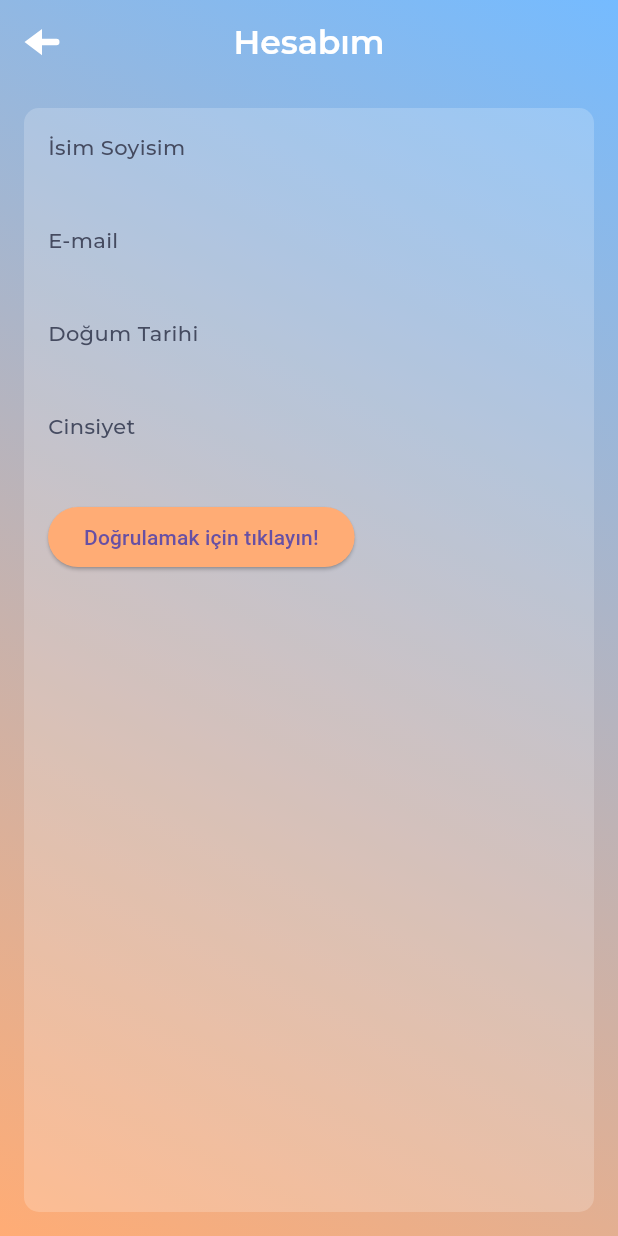
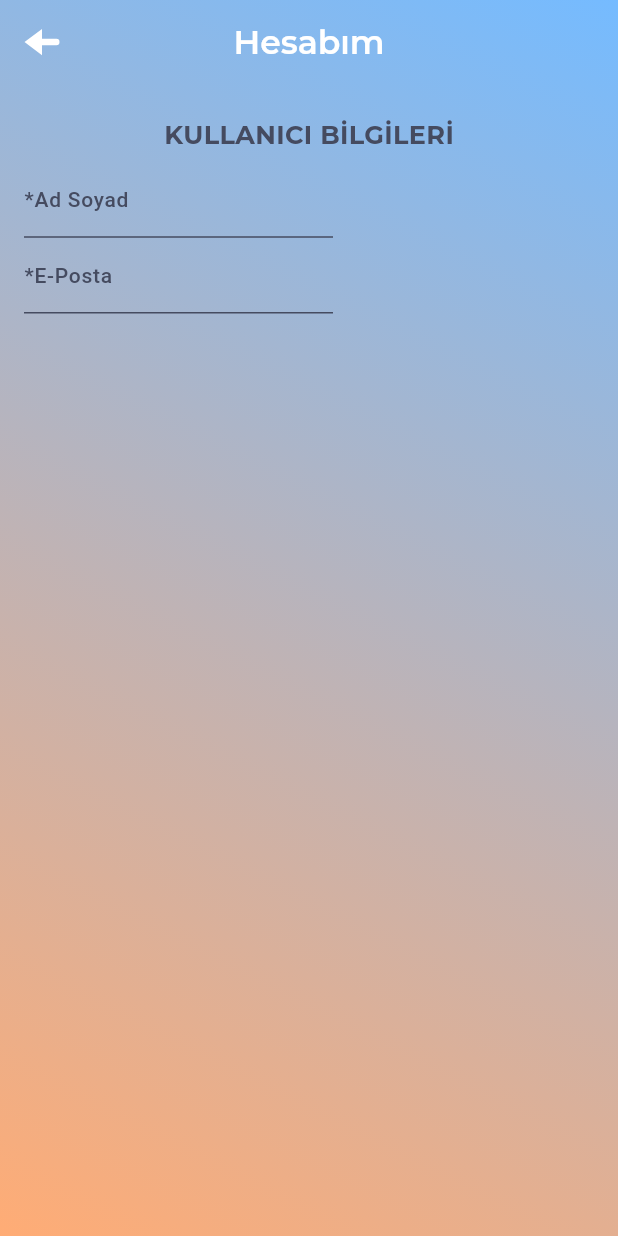
Before and after one commit to bariskbas/toplamdaapp, a Flutter app: the ProfilePage screen opened directly, on a phone screen of 412 x 824 dp. Run offline on Flutter 3.47's test engine with Material 3 defaults, Android fonts, the phone set to English and light mode, and no system bars; our stand-ins replace cloud_firestore, firebase_auth, firebase_core, flutter_svg, get, google_fonts and 2 more; missing offline and left inert: syncfusion_flutter_pdfviewer; accounts and stored records are empty; project files that could hold a hidden picture were left out.

Commit message:
label text style

```diff
--- a/lib/core/widgets/custom_textfield.dart
+++ b/lib/core/widgets/custom_textfield.dart
@@ -5,28 +5,46 @@ import 'package:flutter_svg/svg.dart';
 
 class CustomTextfield extends StatelessWidget {
   const CustomTextfield(
-      {super.key, this.labelText, this.onChanged, this.format});
-
+      {super.key,
+      this.labelText,
+      this.onChanged,
+      this.format,
+      this.initialValue,
+      this.labelStyle = 0});
 
   final String? labelText;
   final onChanged;
   final format;
+  final String? initialValue;
+  final int? labelStyle;
   @override
   Widget build(BuildContext context) {
     return TextFormField(
       onChanged: onChanged!,
-      style: GoogleFonts.montserrat(
-        fontWeight: FontWeight.w500,
-        color: Colors.white,
-        fontSize: 13,
-      ),
+      style: (labelStyle == 0
+          ? GoogleFonts.montserrat(
+              fontWeight: FontWeight.w500,
+              color: Colors.white,
+              fontSize: 13,
+            )
+          : GoogleFonts.montserrat(
+              fontWeight: FontWeight.w600,
+              color: Color(0xff454b60),
+              fontSize: 13,
+            )),
+      initialValue: initialValue,
       inputFormatters: format != null ? [format] : [],
       decoration: InputDecoration(
         labelText: labelText!,
-        labelStyle: const TextStyle(
-            color: Colors.white, fontSize: 14, fontWeight: FontWeight.w200),
-        enabledBorder: const UnderlineInputBorder(
-          borderSide: BorderSide(color: Colors.white54),
+        labelStyle: (labelStyle == 0
+            ? TextStyle(
+                color: Colors.white, fontSize: 14, fontWeight: FontWeight.w200)
+            : TextStyle(
+                color: Color(0xff454b60),
+                fontSize: 14,
+                fontWeight: FontWeight.w500)),
+        enabledBorder:  UnderlineInputBorder(
+          borderSide: BorderSide(color: (labelStyle == 0 ? Colors.white54 : Color(0xff454b60))),
         ),
         focusedBorder: const UnderlineInputBorder(
           borderSide: BorderSide(color: Colors.white),
--- a/lib/features/home/presentation/widgets/new_tile_asset.dart
+++ b/lib/features/home/presentation/widgets/new_tile_asset.dart
@@ -179,7 +179,7 @@ class NewTileAsset extends StatelessWidget {
                                               },
                                               child: Container(
                                                 margin:
-                                                    EdgeInsets.only(right: 2),
+                                                    EdgeInsets.only(right: 25),
                                                 decoration: BoxDecoration(
                                                     color: (userCurrency!
                                                                 .assets![index]
--- a/lib/features/profile/presentation/model_view/profile_mode_view.dart
+++ b/lib/features/profile/presentation/model_view/profile_mode_view.dart
@@ -8,6 +8,9 @@ class ProfileModelView extends GetxController {
   Rx<UserDTO> userDTO = UserDTO().obs;
   final user = FirebaseAuth.instance.currentUser;
 
+  Rx<String> nameSurname = "".obs;
+  Rx<String> email = "".obs;
+
   @override
   void onInit() {
     // TODO: implement onInit
@@ -17,6 +20,9 @@ class ProfileModelView extends GetxController {
     super.onInit();
   }
 
+  onChangedNameSurname(val) => nameSurname.value = val;
+  onChangedEmail(val) => email.value = val;
+
   getUserInfo() async {
     userDTO.value = await authServices.getUserInfo();
   }
--- a/lib/features/profile/presentation/view/profile_page.dart
+++ b/lib/features/profile/presentation/view/profile_page.dart
@@ -1,10 +1,13 @@
 import 'package:firebase_auth/firebase_auth.dart';
+import 'package:flutter/cupertino.dart';
 import 'package:flutter/material.dart';
+import 'package:flutter/widgets.dart';
 import 'package:get/get.dart';
 import 'package:google_fonts/google_fonts.dart';
 import 'package:xapp/core/services/auth_services.dart';
 import 'package:xapp/core/styles.dart';
 import 'package:xapp/core/widgets/app_button.dart';
+import 'package:xapp/core/widgets/custom_textfield.dart';
 import 'package:xapp/features/auth/presentation/view/welcome_page.dart';
 import 'package:xapp/features/profile/presentation/model_view/profile_mode_view.dart';
 import 'package:xapp/core/const.dart';
@@ -35,7 +38,8 @@ class _ProfilePageState extends State<ProfilePage> {
           children: [
             AppBar(
               leading: IconButton(
-                icon: SvgPicture.asset(AppConst.backsolIcon, color: Colors.white, width: 35),
+                icon: SvgPicture.asset(AppConst.backsolIcon,
+                    color: Colors.white, width: 35),
                 onPressed: () => Navigator.of(context).pop(),
               ),
               elevation: 0,
@@ -55,109 +59,49 @@ class _ProfilePageState extends State<ProfilePage> {
                     () => Expanded(
                       child: Container(
                           width: Get.width,
-                          margin: const EdgeInsets.all(16),
                           padding: const EdgeInsets.all(16),
-                          decoration: BoxDecoration(
-                            color: Colors.white.withOpacity(0.2),
-                            borderRadius: BorderRadius.circular(10),
-                          ),
                           child: profileModelView.userDTO.value.nameUsername !=
                                   null
                               ? Column(
                                   crossAxisAlignment: CrossAxisAlignment.start,
                                   children: [
-                                    Text(
-                                      "İsim Soyisim",
-                                      style: GoogleFonts.montserrat(
-                                        fontWeight: FontWeight.w500,
-                                        fontSize: 14,
-                                        color: Styles.textColor,
+                                    Center(
+                                      child: Container(
+                                        padding: const EdgeInsets.only(
+                                            top: 6.0, bottom: 6),
+                                        margin:
+                                            EdgeInsets.only(left: 10, right: 10),
+                                        child: Text(
+                                          "KULLANICI BİLGİLERİ",
+                                          style: GoogleFonts.montserrat(
+                                            fontWeight: FontWeight.bold,
+                                            fontSize: 17,
+                                            color: Styles.textColor,
+                                          ),
+                                        ),
                                       ),
                                     ),
-                                    const SizedBox(height: 4),
-                                    Text(
-                                      profileModelView
-                                          .userDTO.value.nameUsername!,
-                                      style: GoogleFonts.montserrat(
-                                        fontWeight: FontWeight.w500,
-                                        fontSize: 16,
-                                        color: Colors.white,
+                                    Container(
+                                     width:Get.width * 0.5,
+                                      child: CustomTextfield(
+                                        labelStyle: 1,
+                                        initialValue: profileModelView
+                                            .userDTO.value.nameUsername!,
+                                        onChanged:
+                                            profileModelView.onChangedNameSurname,
+                                        labelText: "*Ad Soyad",
                                       ),
                                     ),
-                                    const SizedBox(height: 16),
-                                    Text(
-                                      "E-mail",
-                                      style: GoogleFonts.montserrat(
-                                        fontWeight: FontWeight.w500,
-                                        fontSize: 14,
-                                        color: Styles.textColor,
+                                     Container(
+                                     width:Get.width * 0.5,
+                                      child: CustomTextfield(
+                                        labelStyle: 1,
+                                        initialValue: profileModelView
+                                            .userDTO.value.eMail!,
+                                        onChanged:
+                                            profileModelView.onChangedEmail,
+                                        labelText: "*E-Posta",
                                       ),
-                                    ),
-                                    const SizedBox(width: 10),
-                                    const SizedBox(height: 4),
-                                    Text(
-                                      user!.email!,
-                                      style: GoogleFonts.montserrat(
-                                        fontWeight: FontWeight.w500,
-                                        fontSize: 16,
-                                        color: Colors.white,
-                                      ),
-                                    ),
-                                    const SizedBox(height: 16),
-                                    Text(
-                                      "Doğum Tarihi",
-                                      style: GoogleFonts.montserrat(
-                                        fontWeight: FontWeight.w500,
-                                        fontSize: 14,
-                                        color: Styles.textColor,
-                                      ),
-                                    ),
-                                    const SizedBox(height: 4),
-                                    Text(
-                                      profileModelView.userDTO.value.birthday!,
-                                      style: GoogleFonts.montserrat(
-                                        fontWeight: FontWeight.w500,
-                                        fontSize: 16,
-                                        color: Colors.white,
-                                      ),
-                                    ),
-                                    const SizedBox(height: 16),
-                                    Text(
-                                      "Cinsiyet",
-                                      style: GoogleFonts.montserrat(
-                                        fontWeight: FontWeight.w500,
-                                        fontSize: 14,
-                                        color: Styles.textColor,
-                                      ),
-                                    ),
-                                    const SizedBox(height: 2),
-                                    Text(
-                                      profileModelView.userDTO.value.gender!,
-                                      style: GoogleFonts.montserrat(
-                                        fontWeight: FontWeight.w500,
-                                        fontSize: 16,
-                                        color: Colors.white,
-                                      ),
-                                    ),
-                                    const SizedBox(height: 16),
-                                    !user!.emailVerified
-                                        ? Text(
-                                            "E-mail adresiniz doğrulanmamış!",
-                                            style: GoogleFonts.montserrat(
-                                              fontWeight: FontWeight.w500,
-                                              fontSize: 10,
-                                              color: Styles.warningRedColor,
-                                            ),
-                                          )
-                                        : Container(),
-                                    ElevatedButton(
-                                      style: ElevatedButton.styleFrom(
-                                          backgroundColor: Styles.primaryColor),
-                                      onPressed: () {
-                                        AuthServices().verifyEmail();
-                                      },
-                                      child: const Text(
-                                          "Doğrulamak için tıklayın!"),
                                     ),
                                   ],
                                 )
```
Also changed, not shown: lib/features/home/presentation/widgets/tum_varliklarim.dart (+43 -34 lines), lib/features/profile/presentation/view/profile_page_old.dart (added, +196 -0 lines).
